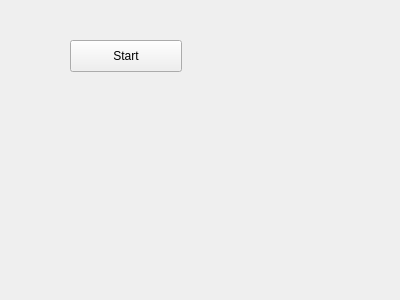
This is chess2/start_window.ui in blairtyx/Chinese_Chess as Qt 5 draws it before an edit. The edited form follows.
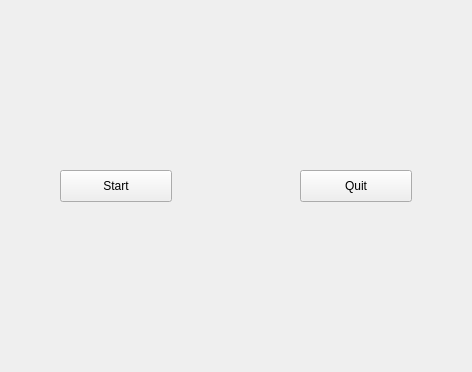
This is the edited form.

```diff
--- a/chess2/start_window.ui
+++ b/chess2/start_window.ui
@@ -2,22 +2,14 @@
 <ui version="4.0">
  <class>start_window</class>
  <widget class="QWidget" name="start_window">
-  <property name="geometry">
-   <rect>
-    <x>0</x>
-    <y>0</y>
-    <width>400</width>
-    <height>300</height>
-   </rect>
-  </property>
   <property name="windowTitle">
    <string>Form</string>
   </property>
   <widget class="QPushButton" name="startButton">
    <property name="geometry">
     <rect>
-     <x>70</x>
-     <y>40</y>
+     <x>60</x>
+     <y>170</y>
      <width>112</width>
      <height>32</height>
     </rect>
@@ -26,6 +18,19 @@
     <string>Start</string>
    </property>
   </widget>
+  <widget class="QPushButton" name="endButton">
+   <property name="geometry">
+    <rect>
+     <x>300</x>
+     <y>170</y>
+     <width>112</width>
+     <height>32</height>
+    </rect>
+   </property>
+   <property name="text">
+    <string>Quit</string>
+   </property>
+  </widget>
  </widget>
  <resources/>
  <connections/>
```
